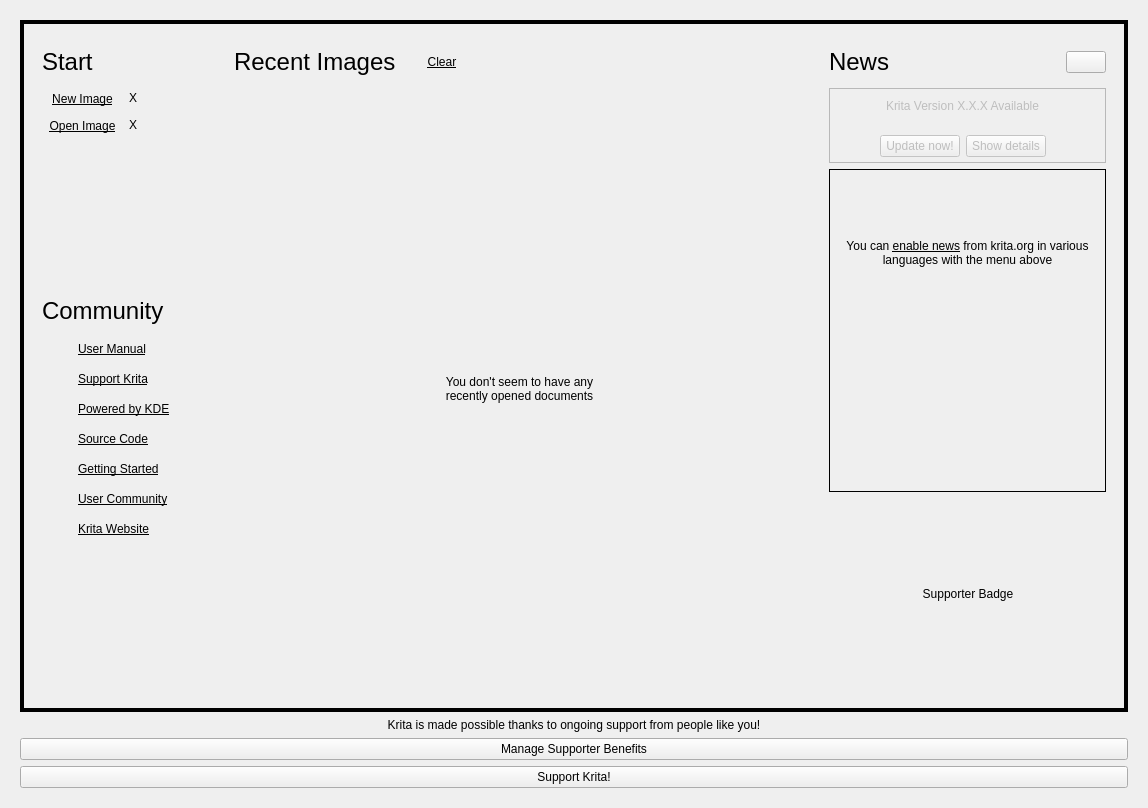
Above: libs/ui/forms/KisWelcomePage.ui from udtren/Solstice before the change. Below: the same form after it.
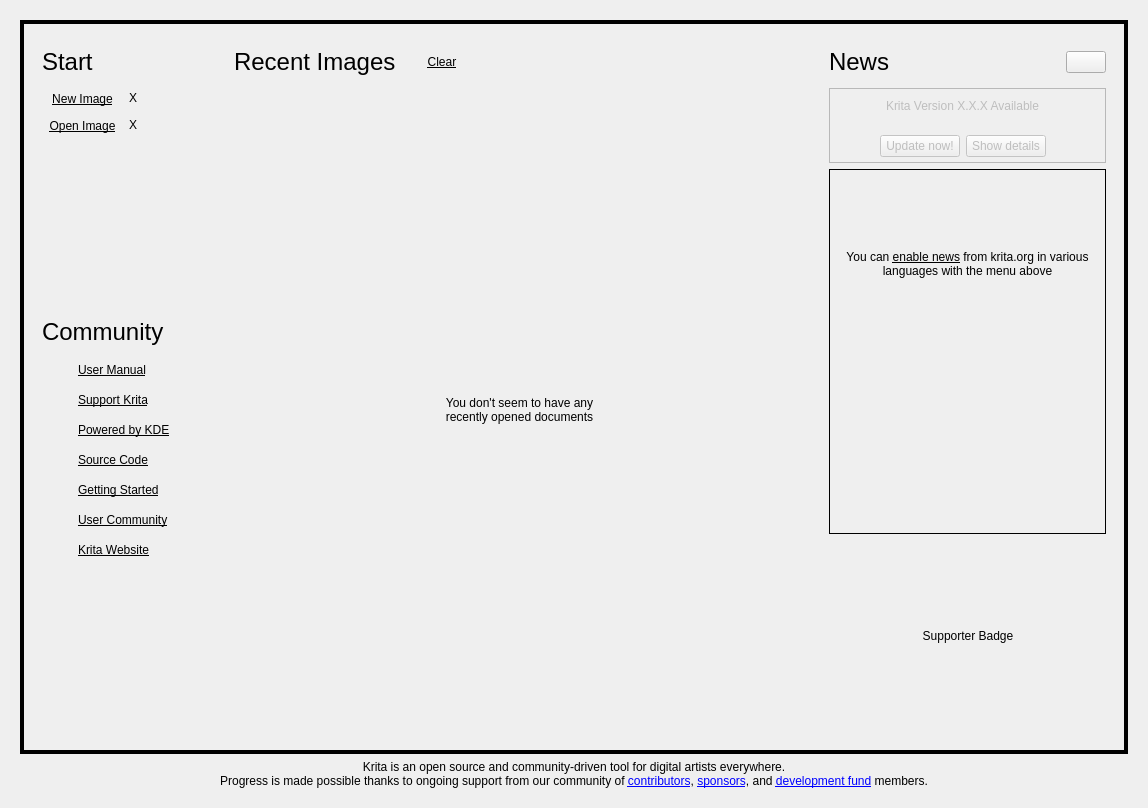
That is the form after the change. The open tabs and pages were chosen to show the change. Custom widgets are drawn as their Qt base class.

Commit message: Remove the remaining Android code

```diff
--- a/libs/ui/forms/KisWelcomePage.ui
+++ b/libs/ui/forms/KisWelcomePage.ui
@@ -1559,102 +1559,6 @@
        </item>
       </layout>
      </widget>
-     <widget class="QWidget" name="pgAndroidSupporter">
-      <layout class="QVBoxLayout" name="lytPgAndroidSupporter">
-       <property name="leftMargin">
-        <number>0</number>
-       </property>
-       <property name="topMargin">
-        <number>0</number>
-       </property>
-       <property name="rightMargin">
-        <number>0</number>
-       </property>
-       <property name="bottomMargin">
-        <number>0</number>
-       </property>
-       <item>
-        <widget class="QLabel" name="lblAndroidSupporter">
-         <property name="text">
-          <string>Krita is made possible thanks to ongoing support from people like you!</string>
-         </property>
-         <property name="alignment">
-          <set>Qt::AlignCenter</set>
-         </property>
-         <property name="wordWrap">
-          <bool>true</bool>
-         </property>
-        </widget>
-       </item>
-       <item>
-        <widget class="QPushButton" name="bnAndroidSupporterManage">
-         <property name="text">
-          <string>Manage Supporter Benefits</string>
-         </property>
-        </widget>
-       </item>
-      </layout>
-     </widget>
-    </widget>
-   </item>
-   <item>
-    <widget class="QWidget" name="wdgAndroidSupportBanner" native="true">
-     <layout class="QHBoxLayout" name="lytWdgAndroidSupporterBanner" stretch="0,1,0">
-      <property name="spacing">
-       <number>0</number>
-      </property>
-      <property name="leftMargin">
-       <number>0</number>
-      </property>
-      <property name="topMargin">
-       <number>0</number>
-      </property>
-      <property name="rightMargin">
-       <number>0</number>
-      </property>
-      <property name="bottomMargin">
-       <number>0</number>
-      </property>
-      <item>
-       <spacer name="spcWdgAndroidSupportBannerLeft">
-        <property name="orientation">
-         <enum>Qt::Horizontal</enum>
-        </property>
-        <property name="sizeHint" stdset="0">
-         <size>
-          <width>0</width>
-          <height>0</height>
-         </size>
-        </property>
-       </spacer>
-      </item>
-      <item>
-       <widget class="QPushButton" name="bnAndroidSupport">
-        <property name="cursor">
-         <cursorShape>PointingHandCursor</cursorShape>
-        </property>
-        <property name="text">
-         <string>Support Krita!</string>
-        </property>
-        <property name="flat">
-         <bool>false</bool>
-        </property>
-       </widget>
-      </item>
-      <item>
-       <spacer name="spcWdgAndroidSupportBannerRight">
-        <property name="orientation">
-         <enum>Qt::Horizontal</enum>
-        </property>
-        <property name="sizeHint" stdset="0">
-         <size>
-          <width>0</width>
-          <height>0</height>
-         </size>
-        </property>
-       </spacer>
-      </item>
-     </layout>
     </widget>
    </item>
   </layout>
```
The commit also changes 107 other files.
